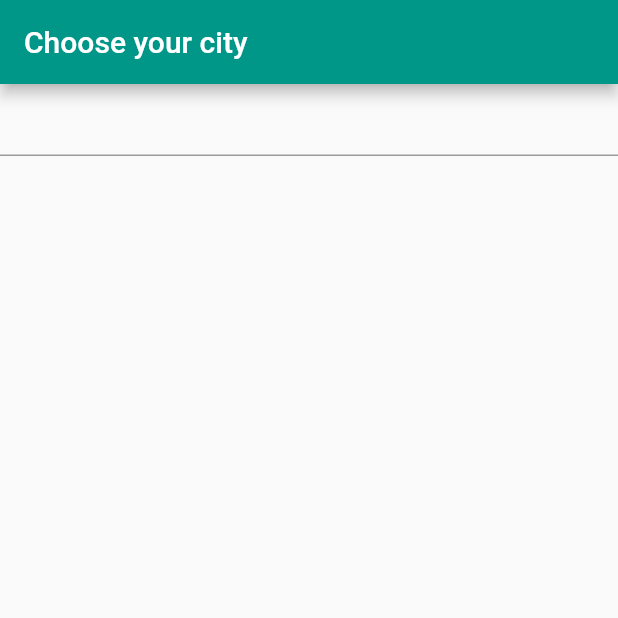
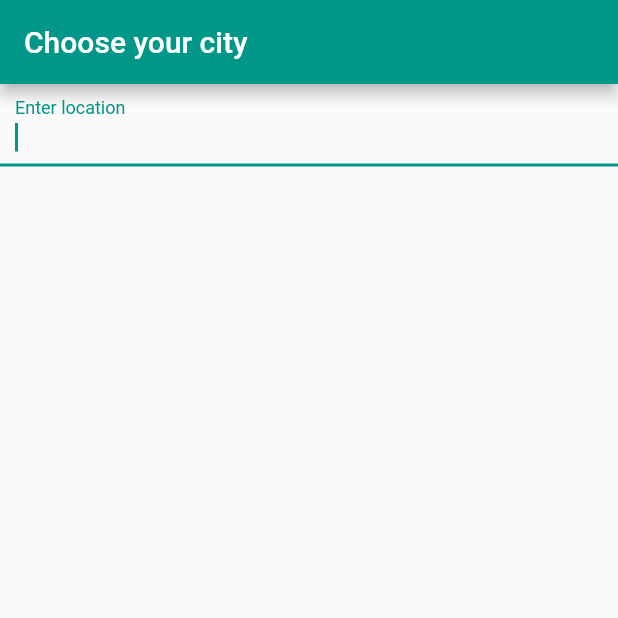
Before and after one commit to kmd-poland/flutter_workshop, a Flutter app: the screen it shows after launch, on a phone screen of 412 x 824 dp, the top half of it. Run offline on Flutter 3.47's test engine with Material 2 defaults, Android fonts, the phone set to English and light mode, and no system bars; our stand-ins replace dio, flutter_bloc, rxdart; generated files the repository leaves out were written again.

Commit message:
Add error handling. Clear list when location text is less than 2 characters. Fix tyypos.

```diff
--- a/lib/screens/choose_location_page.dart
+++ b/lib/screens/choose_location_page.dart
@@ -32,6 +32,11 @@ class _ChooseLocationPageState extends State<ChooseLocationPage> {
         body: Column(
           children: <Widget>[
             TextField(
+              autofocus: true,
+              decoration: InputDecoration(
+                labelText: "Enter location",
+                contentPadding: EdgeInsets.all(10)
+              ),
               onChanged: (text) {
                 _bloc.add(LocationSearchEvent(text));
               },
@@ -40,6 +45,23 @@ class _ChooseLocationPageState extends State<ChooseLocationPage> {
               bloc: _bloc,
               builder: (context, state) {
                 if (state is ChooseLocationListLoadedState) {
+                  return _buildResultList(state);
+                } else if (state is ChooseLocationErrorState){
+                  return _buildError();
+                }
+                  return Container();
+              },
+            ),
+          ],
+        ));
+  }
+
+  Widget _buildError(){
+    return Expanded(
+      child: Center(child: Text("We couldn't fetch your desired location. Please check your network connection ")),
+    );
+  }
+  Widget _buildResultList(ChooseLocationListLoadedState state) {
      return Expanded(
       child: ListView.builder(
           itemCount: state.locations.length,
@@ -54,11 +76,5 @@ class _ChooseLocationPageState extends State<ChooseLocationPage> {
             );
           }),
     );
-                } else
-                  return Container();
-              },
-            ),
-          ],
-        ));
   }
 }
--- a/lib/widgets/wather_card.dart
+++ b/lib/widgets/weather_card.dart
@@ -1,6 +1,6 @@
 import 'package:flutter/material.dart';
 import 'package:flutterworkshops/services/weather_service.dart';
-import 'package:flutterworkshops/widgets/wather_icon.dart';
+import 'package:flutterworkshops/widgets/weather_icon.dart';
 import 'package:flutterworkshops/widgets/weather_row.dart';
 
 class RoundedDiagonalPathClipper extends CustomClipper<Path> {
@@ -71,7 +71,7 @@ class WeatherCard extends StatelessWidget {
                     .apply(color: Colors.white),
               ),
               Spacer(),
-              WeatherRow("Pressure", "${details.pressure.toStringAsFixed(2)} mbar"),
+              WeatherRow("Pressure", "${details.pressure.toStringAsFixed(2)} hPa"),
               SizedBox(height: 5),
               WeatherRow("Humidity", "${details.humidity.floor()}%"),
               SizedBox(height: 5),
```
Also changed, not shown: lib/blocs/choose_location_bloc.dart (+14 -3 lines), lib/blocs/weather_page_bloc.dart (+9 -3 lines), lib/screens/weather_page.dart (+19 -8 lines), lib/widgets/weather_icon.dart (renamed from lib/widgets/wather_icon.dart). Lines whose indentation alone changed are shown as unchanged.
